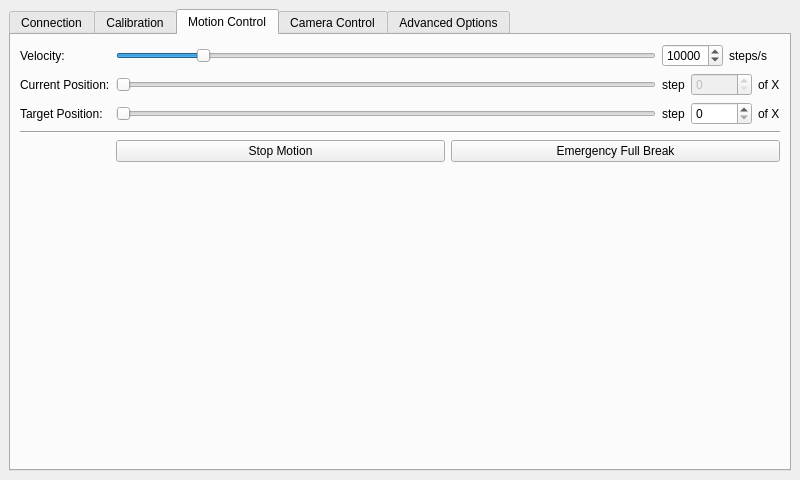
Before: the Qt Designer form control/src/ui/mainwindow.ui in Tinkerforge/camera-slider, drawn with Qt 5.
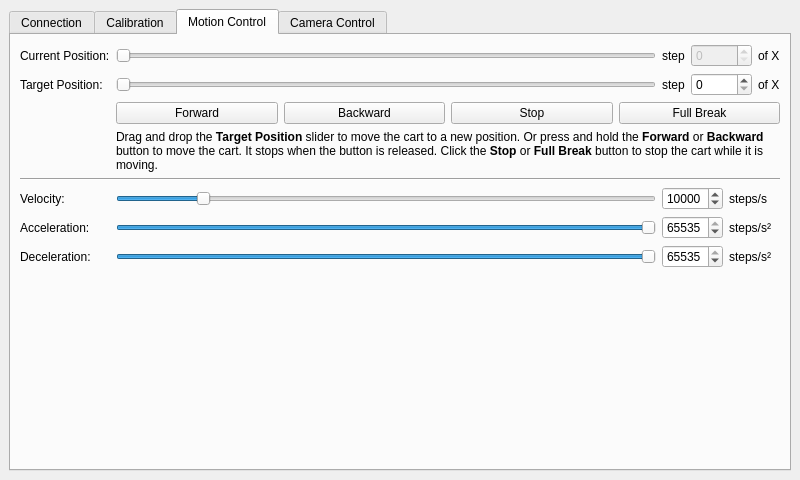
After: the same form once the commit is applied. The open tabs and pages were chosen to show the change.

Commit message:
control: Merge advanced options tab into motion control tab
Also add forward and backward buttons to motion control tab.

The edit to the form file:
```diff
--- a/control/src/ui/mainwindow.ui
+++ b/control/src/ui/mainwindow.ui
@@ -111,7 +111,7 @@
            </widget>
           </item>
           <item row="3" column="0" colspan="5">
-           <widget class="Line" name="line_3">
+           <widget class="Line" name="line_limit_switches">
             <property name="orientation">
              <enum>Qt::Horizontal</enum>
             </property>
@@ -138,7 +138,7 @@
            </widget>
           </item>
           <item row="6" column="0" colspan="5">
-           <widget class="Line" name="line_5">
+           <widget class="Line" name="line_calibration">
             <property name="orientation">
              <enum>Qt::Horizontal</enum>
             </property>
@@ -257,21 +257,21 @@
        <layout class="QVBoxLayout" name="verticalLayout_4">
         <item>
          <layout class="QGridLayout" name="gridLayout_3">
-          <item row="1" column="0">
+          <item row="0" column="0">
            <widget class="QLabel" name="label_current_position_title">
             <property name="text">
              <string>Current Position:</string>
             </property>
            </widget>
           </item>
-          <item row="2" column="0">
+          <item row="1" column="0">
            <widget class="QLabel" name="label_target_position_title">
             <property name="text">
              <string>Target Position:</string>
             </property>
            </widget>
           </item>
-          <item row="1" column="2">
+          <item row="0" column="2">
            <layout class="QHBoxLayout" name="horizontalLayout_3">
             <item>
              <widget class="QLabel" name="label_4">
@@ -299,7 +299,7 @@
             </item>
            </layout>
           </item>
-          <item row="2" column="2">
+          <item row="1" column="2">
            <layout class="QHBoxLayout" name="horizontalLayout_4">
             <item>
              <widget class="QLabel" name="label_3">
@@ -324,69 +324,7 @@
             </item>
            </layout>
           </item>
-          <item row="0" column="0">
-           <widget class="QLabel" name="label_velocity_title">
-            <property name="text">
-             <string>Velocity:</string>
-            </property>
-           </widget>
-          </item>
-          <item row="0" column="2">
-           <layout class="QHBoxLayout" name="horizontalLayout_5">
-            <item>
-             <widget class="QSpinBox" name="spin_velocity">
-              <property name="minimum">
-               <number>1</number>
-              </property>
-              <property name="maximum">
-               <number>65535</number>
-              </property>
-              <property name="value">
-               <number>10000</number>
-              </property>
-             </widget>
-            </item>
-            <item>
-             <widget class="QLabel" name="label_velocity_unit">
-              <property name="text">
-               <string>steps/s</string>
-              </property>
-             </widget>
-            </item>
-           </layout>
-          </item>
           <item row="0" column="1">
-           <widget class="QSlider" name="slider_velocity">
-            <property name="sizePolicy">
-             <sizepolicy hsizetype="Expanding" vsizetype="Fixed">
-              <horstretch>0</horstretch>
-              <verstretch>0</verstretch>
-             </sizepolicy>
-            </property>
-            <property name="minimum">
-             <number>1</number>
-            </property>
-            <property name="maximum">
-             <number>65535</number>
-            </property>
-            <property name="singleStep">
-             <number>0</number>
-            </property>
-            <property name="pageStep">
-             <number>0</number>
-            </property>
-            <property name="value">
-             <number>10000</number>
-            </property>
-            <property name="tracking">
-             <bool>false</bool>
-            </property>
-            <property name="orientation">
-             <enum>Qt::Horizontal</enum>
-            </property>
-           </widget>
-          </item>
-          <item row="1" column="1">
            <widget class="QSlider" name="slider_current_position">
             <property name="enabled">
              <bool>false</bool>
@@ -408,7 +346,7 @@
             </property>
            </widget>
           </item>
-          <item row="2" column="1">
+          <item row="1" column="1">
            <widget class="QSlider" name="slider_target_position">
             <property name="maximum">
              <number>65535</number>
@@ -427,80 +365,175 @@
             </property>
            </widget>
           </item>
-          <item row="4" column="1" colspan="2">
+          <item row="2" column="1" colspan="2">
            <layout class="QHBoxLayout" name="horizontalLayout_10">
             <item>
-             <widget class="QPushButton" name="button_stop_motion">
+             <widget class="QPushButton" name="button_motion_forward">
               <property name="text">
-               <string>Stop Motion</string>
+               <string>Forward</string>
               </property>
              </widget>
             </item>
             <item>
-             <widget class="QPushButton" name="button_emergency_full_break">
+             <widget class="QPushButton" name="button_motion_backward">
               <property name="text">
-               <string>Emergency Full Break</string>
+               <string>Backward</string>
+              </property>
+             </widget>
+            </item>
+            <item>
+             <widget class="QPushButton" name="button_motion_stop">
+              <property name="text">
+               <string>Stop</string>
+              </property>
+             </widget>
+            </item>
+            <item>
+             <widget class="QPushButton" name="button_motion_full_break">
+              <property name="text">
+               <string>Full Break</string>
               </property>
              </widget>
             </item>
            </layout>
           </item>
-          <item row="3" column="0" colspan="3">
+          <item row="4" column="0" colspan="3">
            <widget class="Line" name="line_6">
             <property name="orientation">
              <enum>Qt::Horizontal</enum>
             </property>
            </widget>
           </item>
-         </layout>
-        </item>
-        <item>
-         <spacer name="verticalSpacer_3">
-          <property name="orientation">
-           <enum>Qt::Vertical</enum>
-          </property>
-          <property name="sizeHint" stdset="0">
-           <size>
-            <width>20</width>
-            <height>0</height>
-           </size>
-          </property>
-         </spacer>
-        </item>
-       </layout>
-      </widget>
-      <widget class="QWidget" name="tab_camera_control">
-       <attribute name="title">
-        <string>Camera Control</string>
-       </attribute>
-       <layout class="QVBoxLayout" name="verticalLayout_5">
-        <item>
-         <layout class="QGridLayout" name="gridLayout_4"/>
-        </item>
-       </layout>
-      </widget>
-      <widget class="QWidget" name="tab_advanced_options">
-       <attribute name="title">
-        <string>Advanced Options</string>
-       </attribute>
-       <layout class="QVBoxLayout" name="verticalLayout_6">
-        <item>
-         <layout class="QGridLayout" name="gridLayout_5">
-          <item row="0" column="0">
+          <item row="5" column="1">
+           <widget class="QSlider" name="slider_velocity">
+            <property name="sizePolicy">
+             <sizepolicy hsizetype="Expanding" vsizetype="Fixed">
+              <horstretch>0</horstretch>
+              <verstretch>0</verstretch>
+             </sizepolicy>
+            </property>
+            <property name="minimum">
+             <number>1</number>
+            </property>
+            <property name="maximum">
+             <number>65535</number>
+            </property>
+            <property name="singleStep">
+             <number>0</number>
+            </property>
+            <property name="pageStep">
+             <number>0</number>
+            </property>
+            <property name="value">
+             <number>10000</number>
+            </property>
+            <property name="tracking">
+             <bool>false</bool>
+            </property>
+            <property name="orientation">
+             <enum>Qt::Horizontal</enum>
+            </property>
+           </widget>
+          </item>
+          <item row="5" column="2">
+           <layout class="QHBoxLayout" name="horizontalLayout_5">
+            <item>
+             <widget class="QSpinBox" name="spin_velocity">
+              <property name="minimum">
+               <number>1</number>
+              </property>
+              <property name="maximum">
+               <number>65535</number>
+              </property>
+              <property name="value">
+               <number>10000</number>
+              </property>
+             </widget>
+            </item>
+            <item>
+             <widget class="QLabel" name="label_velocity_unit">
+              <property name="text">
+               <string>steps/s</string>
+              </property>
+             </widget>
+            </item>
+           </layout>
+          </item>
+          <item row="5" column="0">
+           <widget class="QLabel" name="label_velocity_title">
+            <property name="text">
+             <string>Velocity:</string>
+            </property>
+           </widget>
+          </item>
+          <item row="6" column="0">
            <widget class="QLabel" name="label_acceleration_title">
             <property name="text">
              <string>Acceleration:</string>
             </property>
            </widget>
           </item>
-          <item row="1" column="0">
+          <item row="7" column="0">
            <widget class="QLabel" name="label_deceleration_title">
             <property name="text">
              <string>Deceleration:</string>
             </property>
            </widget>
           </item>
-          <item row="0" column="2">
+          <item row="6" column="1">
+           <widget class="QSlider" name="slider_acceleration">
+            <property name="minimum">
+             <number>1</number>
+            </property>
+            <property name="maximum">
+             <number>65535</number>
+            </property>
+            <property name="singleStep">
+             <number>0</number>
+            </property>
+            <property name="pageStep">
+             <number>0</number>
+            </property>
+            <property name="value">
+             <number>65535</number>
+            </property>
+            <property name="sliderPosition">
+             <number>65535</number>
+            </property>
+            <property name="tracking">
+             <bool>false</bool>
+            </property>
+            <property name="orientation">
+             <enum>Qt::Horizontal</enum>
+            </property>
+           </widget>
+          </item>
+          <item row="7" column="1">
+           <widget class="QSlider" name="slider_deceleration">
+            <property name="minimum">
+             <number>1</number>
+            </property>
+            <property name="maximum">
+             <number>65535</number>
+            </property>
+            <property name="singleStep">
+             <number>0</number>
+            </property>
+            <property name="pageStep">
+             <number>0</number>
+            </property>
+            <property name="value">
+             <number>65535</number>
+            </property>
+            <property name="tracking">
+             <bool>false</bool>
+            </property>
+            <property name="orientation">
+             <enum>Qt::Horizontal</enum>
+            </property>
+           </widget>
+          </item>
+          <item row="6" column="2">
            <layout class="QHBoxLayout" name="horizontalLayout">
             <item>
              <widget class="QSpinBox" name="spin_acceleration">
@@ -524,7 +557,7 @@
             </item>
            </layout>
           </item>
-          <item row="1" column="2">
+          <item row="7" column="2">
            <layout class="QHBoxLayout" name="horizontalLayout_2">
             <item>
              <widget class="QSpinBox" name="spin_deceleration">
@@ -548,76 +581,43 @@
             </item>
            </layout>
           </item>
-          <item row="0" column="1">
-           <widget class="QSlider" name="slider_acceleration">
-            <property name="minimum">
-             <number>1</number>
+          <item row="3" column="1" colspan="2">
+           <widget class="QLabel" name="label_motion_help">
+            <property name="text">
+             <string>Drag and drop the &lt;b&gt;Target Position&lt;/b&gt; slider to move the cart to a new position. Or press and hold the &lt;b&gt;Forward&lt;/b&gt; or &lt;b&gt;Backward&lt;/b&gt; button to move the cart. It stops when the button is released. Click the &lt;b&gt;Stop&lt;/b&gt; or &lt;b&gt;Full Break&lt;/b&gt; button to stop the cart while it is moving.</string>
             </property>
-            <property name="maximum">
-             <number>65535</number>
-            </property>
-            <property name="singleStep">
-             <number>0</number>
-            </property>
-            <property name="pageStep">
-             <number>0</number>
-            </property>
-            <property name="value">
-             <number>65535</number>
-            </property>
-            <property name="sliderPosition">
-             <number>65535</number>
-            </property>
-            <property name="tracking">
-             <bool>false</bool>
-            </property>
-            <property name="orientation">
-             <enum>Qt::Horizontal</enum>
-            </property>
-           </widget>
-          </item>
-          <item row="1" column="1">
-           <widget class="QSlider" name="slider_deceleration">
-            <property name="minimum">
-             <number>1</number>
-            </property>
-            <property name="maximum">
-             <number>65535</number>
-            </property>
-            <property name="singleStep">
-             <number>0</number>
-            </property>
-            <property name="pageStep">
-             <number>0</number>
-            </property>
-            <property name="value">
-             <number>65535</number>
-            </property>
-            <property name="tracking">
-             <bool>false</bool>
-            </property>
-            <property name="orientation">
-             <enum>Qt::Horizontal</enum>
+            <property name="wordWrap">
+             <bool>true</bool>
             </property>
            </widget>
           </item>
          </layout>
         </item>
         <item>
-         <spacer name="verticalSpacer_2">
+         <spacer name="verticalSpacer_3">
           <property name="orientation">
            <enum>Qt::Vertical</enum>
           </property>
           <property name="sizeHint" stdset="0">
            <size>
             <width>20</width>
-            <height>40</height>
+            <height>0</height>
            </size>
           </property>
          </spacer>
         </item>
        </layout>
       </widget>
+      <widget class="QWidget" name="tab_camera_control">
+       <attribute name="title">
+        <string>Camera Control</string>
+       </attribute>
+       <layout class="QVBoxLayout" name="verticalLayout_5">
+        <item>
+         <layout class="QGridLayout" name="gridLayout_4"/>
+        </item>
+       </layout>
+      </widget>
      </widget>
     </item>
    </layout>
```
Left out of the diff: 10 changed lines with no effect on the pictures. The commit also changes 1 other file.
